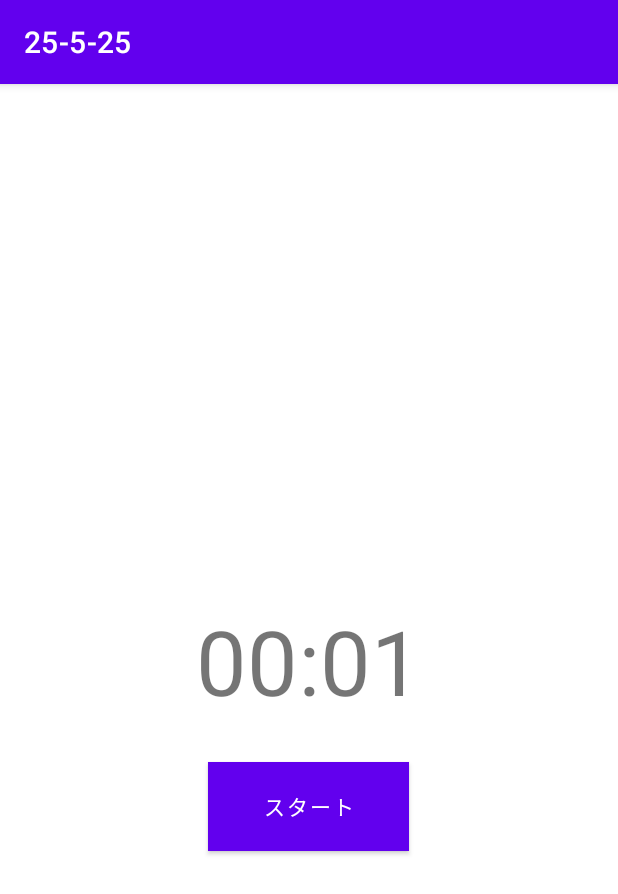
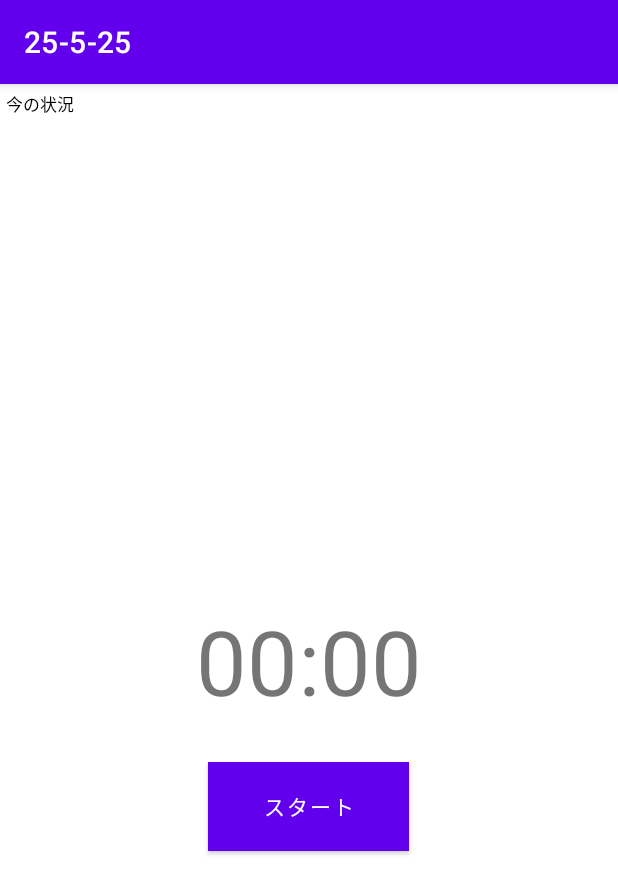
Before and after one commit to saso949/25-5-timer, an Android app: the screen it shows after launch (MainActivity), after a tap on "スタート", on a phone screen of 412 x 824 dp. Shown: the top 894 px of the screen. Run offline under Robolectric (Android 15) with nearby library versions, the phone set to English and light mode, and no system bars; 1 statement that could not run was skipped.

Commit message:
activity_main.xmlにsituationViewを追加

```diff
--- a/app/src/main/java/com/example/timer/MainActivity.kt
+++ b/app/src/main/java/com/example/timer/MainActivity.kt
@@ -112,7 +112,7 @@ class MainActivity : AppCompatActivity() {
             }
 
             if (cnt < 18006) {
-                Handler().postDelayed(this, 100)
+                Handler().postDelayed(this, 100)y
             }
         }
     }
--- a/app/src/main/res/layout/activity_main.xml
+++ b/app/src/main/res/layout/activity_main.xml
@@ -10,14 +10,28 @@
         android:id="@+id/countView"
         android:layout_width="wrap_content"
         android:layout_height="wrap_content"
+        android:gravity="center"
         android:text="00:00"
         android:textSize="60dp"
-        android:gravity="center"
         app:layout_constraintBottom_toBottomOf="parent"
         app:layout_constraintLeft_toLeftOf="parent"
         app:layout_constraintRight_toRightOf="parent"
+        app:layout_constraintTop_toTopOf="parent" />
+
+    <TextView
+        android:id="@+id/situationView"
+        android:layout_width="224dp"
+        android:layout_height="19dp"
+        android:gravity="left"
+        android:text="今の状況"
+        android:textColor="@color/black"
+        android:textSize="11dp"
+        app:layout_constraintBottom_toBottomOf="parent"
+        app:layout_constraintHorizontal_bias="0.021"
+        app:layout_constraintLeft_toLeftOf="parent"
+        app:layout_constraintRight_toRightOf="parent"
         app:layout_constraintTop_toTopOf="parent"
-        />
+        app:layout_constraintVertical_bias="0.006" />
 
     <Button
         android:id="@+id/startButton"
```
